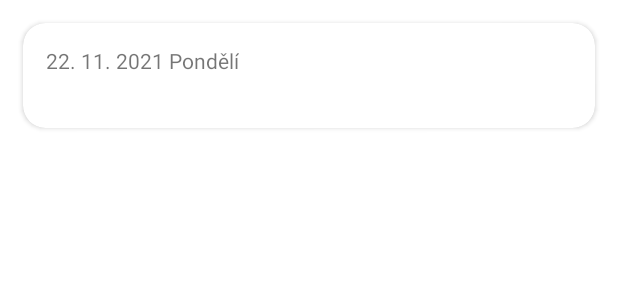
After one commit to simon-vyhnis/Jidelna, an Android app: the layout item_day.xml on its own in the app's theme, with its tools: preview values and no code run, on a phone screen of 412 x 824 dp. The commit adds this screen. Shown: the top 300 px of the screen. Run offline under Robolectric (Android 15) with nearby library versions, the phone set to English and light mode, and no system bars.

Commit message:
New MainActivity design

```diff
--- /dev/null
+++ b/app/src/main/res/layout/item_day.xml
@@ -0,0 +1,28 @@
+<?xml version="1.0" encoding="utf-8"?>
+<androidx.cardview.widget.CardView xmlns:android="http://schemas.android.com/apk/res/android"
+    android:layout_width="match_parent"
+    android:layout_height="wrap_content"
+    xmlns:app="http://schemas.android.com/apk/res-auto"
+    app:cardCornerRadius="15dp"
+    android:layout_margin="15dp">
+
+    <LinearLayout
+        android:layout_width="match_parent"
+        android:layout_height="match_parent"
+        android:orientation="vertical">
+
+        <TextView
+            android:id="@+id/date"
+            android:layout_width="wrap_content"
+            android:layout_height="wrap_content"
+            android:text="22. 11. 2021 Pondělí"
+            android:layout_margin="15dp"/>
+
+        <androidx.recyclerview.widget.RecyclerView
+            android:id="@+id/day_parts"
+            android:layout_width="wrap_content"
+            android:layout_height="match_parent"
+            android:layout_margin="10dp"/>
+    </LinearLayout>
+
+</androidx.cardview.widget.CardView>
```
Also changed, not shown: app/src/main/java/com/simon/jdelna/http/DailyMenu.java (+19 -4 lines), app/src/main/java/com/simon/jdelna/ui/DayPartsViewAdapter.java (added, +54 -0 lines), app/src/main/java/com/simon/jdelna/ui/DaysViewAdapter.java (added, +56 -0 lines), app/src/main/java/com/simon/jdelna/ui/FoodsViewAdapter.java (added, +54 -0 lines), app/src/main/java/com/simon/jdelna/ui/MainActivity.java (+9 -17 lines), app/src/main/res/layout/activity_main.xml (+21 -9 lines), app/src/main/res/layout/item_day_part.xml (added, +16 -0 lines), app/src/main/res/layout/item_food.xml (added, +21 -0 lines).
